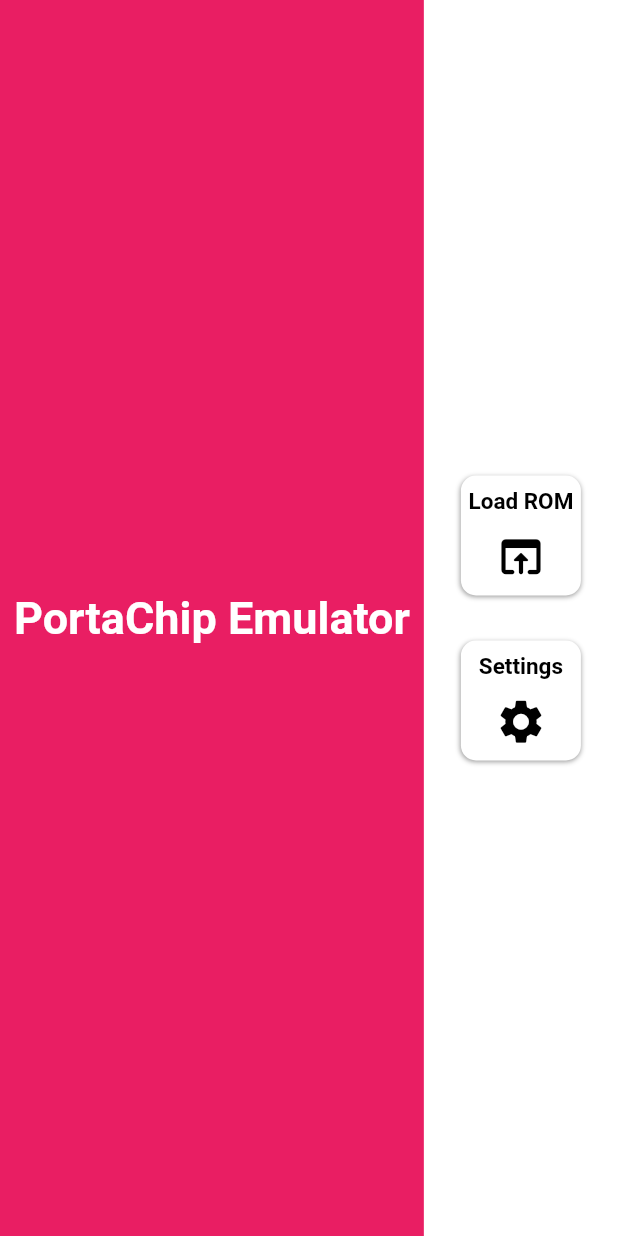
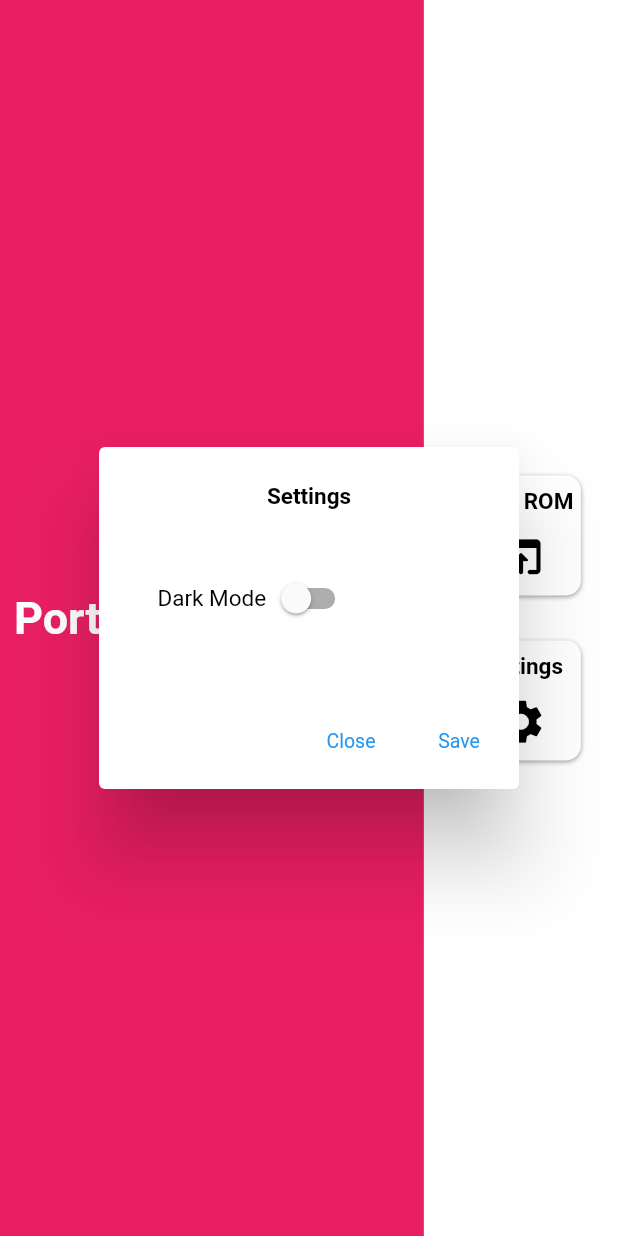
Before and after one commit to msoham123/PortaChip, a Flutter app: the screen it shows after launch, after a tap on "Settings", on a phone screen of 412 x 824 dp. Run offline on Flutter 3.47's test engine with Material 2 defaults, Android fonts, the phone set to English and light mode, and no system bars; our stand-ins replace device_info_plus, page_transition; missing offline and left inert: desktop_window, file_selector, statsfl.

Commit message:
Implement settings dialog with dark mode theme

```diff
--- a/lib/UI/HomePage.dart
+++ b/lib/UI/HomePage.dart
@@ -7,6 +7,7 @@ import 'package:portachip/UI/TileButton.dart';
 import 'package:provider/provider.dart';
 import '../CPU/CPU.dart';
 import '../Display/ProgramView.dart';
+import 'package:portachip/UI/SettingsDialog.dart';
 
 class HomePage extends StatefulWidget {
   const HomePage({super.key});
@@ -59,6 +60,7 @@ class _HomePageState extends State<HomePage> {
           children: [
             Expanded(
               child: Container(
+                alignment: Alignment.center,
                 color: Theme.of(context).colorScheme.primary,
                 height: MediaQuery.of(context).size.height,
                 child: const Center(
@@ -99,7 +101,22 @@ class _HomePageState extends State<HomePage> {
                     height: 30,
                   ),
                   TileButton(
-                    onTap: () async {},
+                    onTap: () async {
+                      showDialog(
+                        barrierColor: Colors.transparent,
+                        barrierDismissible: false,
+                        context: context,
+                        builder: (BuildContext context) {
+                          return SettingsDialog();
+                        },
+                      );
+                      // Navigator.push(
+                      //   context,
+                      //   PageTransition(
+                      //       type: PageTransitionType.fade,
+                      //       child: SettingsDialog()),
+                      // );
+                    },
                     text: "Settings",
                     icon: Icons.settings,
                   ),
--- /dev/null
+++ b/lib/UI/SettingsDialog.dart
@@ -0,0 +1,66 @@
+import 'package:flutter/material.dart';
+import 'package:portachip/Services/StateNotifier.dart';
+import 'package:provider/provider.dart';
+
+class SettingsDialog extends StatelessWidget {
+  @override
+  Widget build(BuildContext context) {
+    return AlertDialog(
+      surfaceTintColor: Colors.transparent,
+      backgroundColor: Theme.of(context).colorScheme.background,
+      title: Center(
+        child: Text(
+          "Settings",
+          style: Theme.of(context).textTheme.headlineLarge,
+        ),
+      ),
+      content: Container(
+        padding: const EdgeInsets.all(15),
+        child: SingleChildScrollView(
+          child: Column(
+            children: [
+              Row(
+                children: [
+                  Text(
+                    "Dark Mode",
+                    style: Theme.of(context).textTheme.headlineMedium,
+                  ),
+                  Switch(
+                    value: Provider.of<StateNotifier>(context).isDarkMode,
+                    activeColor: Theme.of(context).colorScheme.primary,
+                    onChanged: (bool value) {
+                      Provider.of<StateNotifier>(context, listen: false)
+                          .updateTheme(value);
+                    },
+                  ),
+                ],
+              ),
+            ],
+          ),
+        ),
+      ),
+      actions: [
+        TextButton(
+          onPressed: () => Navigator.pop(context),
+          child: Text(
+            "Close",
+            style: Theme.of(context)
+                .textTheme
+                .headlineSmall
+                ?.merge(const TextStyle(color: Colors.blue)),
+          ),
+        ),
+        TextButton(
+          onPressed: () {},
+          child: Text(
+            "Save",
+            style: Theme.of(context)
+                .textTheme
+                .headlineSmall
+                ?.merge(const TextStyle(color: Colors.blue)),
+          ),
+        ),
+      ],
+    );
+  }
+}
```
